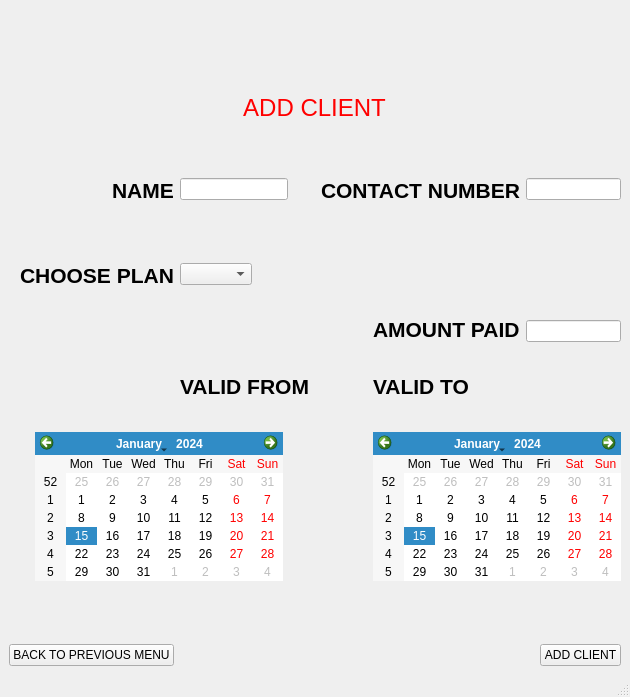
The window that ui/add-client.ui (yashu2001/gym-manager) describes before a commit, drawn with Qt 5.
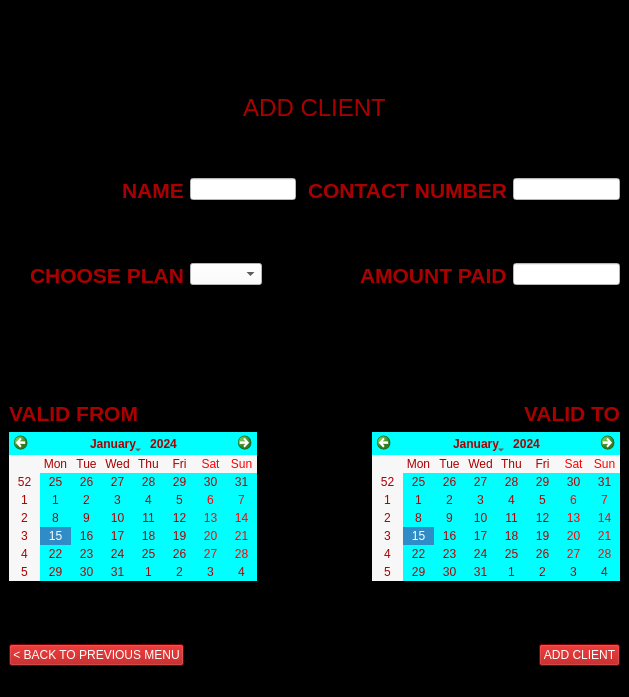
The same window after the commit. Icons and pictures are not drawn.

Patch:
```diff
--- a/ui/add-client.ui
+++ b/ui/add-client.ui
@@ -13,24 +13,96 @@
   <property name="windowTitle">
    <string>MainWindow</string>
   </property>
+  <property name="styleSheet">
+   <string notr="true">background-color: rgb(0, 0, 0);</string>
+  </property>
   <widget class="QWidget" name="centralwidget">
    <layout class="QGridLayout" name="gridLayout">
-    <item row="2" column="3" colspan="3" alignment="Qt::AlignRight|Qt::AlignTop">
-     <widget class="QLabel" name="label_4">
-      <property name="text">
-       <string>&lt;html&gt;&lt;head/&gt;&lt;body&gt;&lt;p&gt;&lt;span style=&quot; font-size:16pt; font-weight:600;&quot;&gt;CONTACT NUMBER&lt;/span&gt;&lt;/p&gt;&lt;/body&gt;&lt;/html&gt;</string>
-      </property>
-     </widget>
-    </item>
     <item row="2" column="0" alignment="Qt::AlignRight|Qt::AlignTop">
      <widget class="QLabel" name="label_3">
+      <property name="styleSheet">
+       <string notr="true">color: rgb(170, 0, 0);</string>
+      </property>
       <property name="text">
        <string>&lt;html&gt;&lt;head/&gt;&lt;body&gt;&lt;p&gt;&lt;span style=&quot; font-size:16pt; font-weight:600;&quot;&gt;NAME&lt;/span&gt;&lt;/p&gt;&lt;/body&gt;&lt;/html&gt;</string>
       </property>
      </widget>
     </item>
-    <item row="7" column="0" colspan="2" alignment="Qt::AlignHCenter|Qt::AlignVCenter">
-     <widget class="QCalendarWidget" name="calendarWidget"/>
+    <item row="7" column="0" colspan="2" alignment="Qt::AlignLeft|Qt::AlignTop">
+     <widget class="QCalendarWidget" name="calendarWidget">
+      <property name="styleSheet">
+       <string notr="true">background-color: rgb(0, 255, 255);
+color: rgb(170, 0, 0);
+border-color: rgb(0, 0, 255);</string>
+      </property>
+     </widget>
+    </item>
+    <item row="1" column="0" colspan="7" alignment="Qt::AlignHCenter|Qt::AlignTop">
+     <widget class="QLabel" name="label_2">
+      <property name="styleSheet">
+       <string notr="true">color: rgb(170, 0, 0);</string>
+      </property>
+      <property name="text">
+       <string>&lt;html&gt;&lt;head/&gt;&lt;body&gt;&lt;p align=&quot;center&quot;&gt;&lt;span style=&quot; font-size:18pt;&quot;&gt;ADD CLIENT&lt;/span&gt;&lt;/p&gt;&lt;p align=&quot;center&quot;&gt;&lt;br/&gt;&lt;/p&gt;&lt;/body&gt;&lt;/html&gt;</string>
+      </property>
+     </widget>
+    </item>
+    <item row="3" column="6" alignment="Qt::AlignLeft|Qt::AlignTop">
+     <widget class="QLineEdit" name="lineEdit_3">
+      <property name="styleSheet">
+       <string notr="true">background-color: rgb(255, 255, 255);</string>
+      </property>
+     </widget>
+    </item>
+    <item row="3" column="4" colspan="2" alignment="Qt::AlignRight|Qt::AlignTop">
+     <widget class="QLabel" name="label_8">
+      <property name="styleSheet">
+       <string notr="true">color: rgb(170, 0, 0);</string>
+      </property>
+      <property name="text">
+       <string>&lt;html&gt;&lt;head/&gt;&lt;body&gt;&lt;p&gt;&lt;span style=&quot; font-size:16pt; font-weight:600;&quot;&gt;AMOUNT PAID&lt;/span&gt;&lt;/p&gt;&lt;/body&gt;&lt;/html&gt;</string>
+      </property>
+     </widget>
+    </item>
+    <item row="2" column="1" alignment="Qt::AlignLeft|Qt::AlignTop">
+     <widget class="QLineEdit" name="lineEdit">
+      <property name="maximumSize">
+       <size>
+        <width>250</width>
+        <height>16777215</height>
+       </size>
+      </property>
+      <property name="styleSheet">
+       <string notr="true">background-color: rgb(255, 255, 255);</string>
+      </property>
+     </widget>
+    </item>
+    <item row="2" column="3" colspan="3" alignment="Qt::AlignRight|Qt::AlignTop">
+     <widget class="QLabel" name="label_4">
+      <property name="styleSheet">
+       <string notr="true">color: rgb(170, 0, 0);</string>
+      </property>
+      <property name="text">
+       <string>&lt;html&gt;&lt;head/&gt;&lt;body&gt;&lt;p&gt;&lt;span style=&quot; font-size:16pt; font-weight:600;&quot;&gt;CONTACT NUMBER&lt;/span&gt;&lt;/p&gt;&lt;/body&gt;&lt;/html&gt;</string>
+      </property>
+     </widget>
+    </item>
+    <item row="3" column="1" alignment="Qt::AlignLeft|Qt::AlignTop">
+     <widget class="QComboBox" name="comboBox">
+      <property name="styleSheet">
+       <string notr="true">background-color: rgb(255, 255, 255);</string>
+      </property>
+     </widget>
+    </item>
+    <item row="6" column="6" alignment="Qt::AlignRight|Qt::AlignBottom">
+     <widget class="QLabel" name="label_7">
+      <property name="styleSheet">
+       <string notr="true">color: rgb(170, 0, 0);</string>
+      </property>
+      <property name="text">
+       <string>&lt;html&gt;&lt;head/&gt;&lt;body&gt;&lt;p&gt;&lt;span style=&quot; font-size:16pt; font-weight:600;&quot;&gt;VALID TO&lt;/span&gt;&lt;/p&gt;&lt;/body&gt;&lt;/html&gt;</string>
+      </property>
+     </widget>
     </item>
     <item row="0" column="0" colspan="7" alignment="Qt::AlignHCenter|Qt::AlignTop">
      <widget class="QLabel" name="label">
@@ -45,23 +117,15 @@
       </property>
      </widget>
     </item>
-    <item row="6" column="1" alignment="Qt::AlignLeft">
-     <widget class="QLabel" name="label_6">
-      <property name="text">
-       <string>&lt;html&gt;&lt;head/&gt;&lt;body&gt;&lt;p&gt;&lt;span style=&quot; font-size:16pt; font-weight:600;&quot;&gt;VALID FROM&lt;/span&gt;&lt;/p&gt;&lt;/body&gt;&lt;/html&gt;</string>
+    <item row="7" column="4" colspan="3" alignment="Qt::AlignRight|Qt::AlignTop">
+     <widget class="QCalendarWidget" name="calendarWidget_2">
+      <property name="styleSheet">
+       <string notr="true">background-color: rgb(0, 255, 255);
+color: rgb(170, 0, 0);
+border-color: rgb(0, 0, 255);</string>
       </property>
      </widget>
     </item>
-    <item row="3" column="0" alignment="Qt::AlignRight|Qt::AlignTop">
-     <widget class="QLabel" name="label_5">
-      <property name="text">
-       <string>&lt;html&gt;&lt;head/&gt;&lt;body&gt;&lt;p&gt;&lt;span style=&quot; font-size:16pt; font-weight:600;&quot;&gt;CHOOSE PLAN&lt;/span&gt;&lt;/p&gt;&lt;/body&gt;&lt;/html&gt;</string>
-      </property>
-     </widget>
-    </item>
-    <item row="7" column="4" colspan="3" alignment="Qt::AlignHCenter|Qt::AlignVCenter">
-     <widget class="QCalendarWidget" name="calendarWidget_2"/>
-    </item>
     <item row="2" column="6" alignment="Qt::AlignLeft|Qt::AlignTop">
      <widget class="QLineEdit" name="lineEdit_2">
       <property name="maximumSize">
@@ -70,59 +134,52 @@
         <height>16777215</height>
        </size>
       </property>
-     </widget>
-    </item>
-    <item row="1" column="0" colspan="7" alignment="Qt::AlignHCenter|Qt::AlignTop">
-     <widget class="QLabel" name="label_2">
       <property name="styleSheet">
-       <string notr="true">color: rgb(255, 0, 0);</string>
-      </property>
-      <property name="text">
-       <string>&lt;html&gt;&lt;head/&gt;&lt;body&gt;&lt;p align=&quot;center&quot;&gt;&lt;span style=&quot; font-size:18pt;&quot;&gt;ADD CLIENT&lt;/span&gt;&lt;/p&gt;&lt;p align=&quot;center&quot;&gt;&lt;br/&gt;&lt;/p&gt;&lt;/body&gt;&lt;/html&gt;</string>
-      </property>
-     </widget>
-    </item>
-    <item row="3" column="6" alignment="Qt::AlignLeft|Qt::AlignBottom">
-     <widget class="QLineEdit" name="lineEdit_3"/>
-    </item>
-    <item row="3" column="4" colspan="2" alignment="Qt::AlignRight|Qt::AlignBottom">
-     <widget class="QLabel" name="label_8">
-      <property name="text">
-       <string>&lt;html&gt;&lt;head/&gt;&lt;body&gt;&lt;p&gt;&lt;span style=&quot; font-size:16pt; font-weight:600;&quot;&gt;AMOUNT PAID&lt;/span&gt;&lt;/p&gt;&lt;/body&gt;&lt;/html&gt;</string>
-      </property>
-     </widget>
-    </item>
-    <item row="2" column="1" alignment="Qt::AlignLeft|Qt::AlignTop">
-     <widget class="QLineEdit" name="lineEdit">
-      <property name="maximumSize">
-       <size>
-        <width>250</width>
-        <height>16777215</height>
-       </size>
+       <string notr="true">background-color: rgb(255, 255, 255);</string>
       </property>
      </widget>
     </item>
     <item row="8" column="6" alignment="Qt::AlignRight|Qt::AlignBottom">
      <widget class="QPushButton" name="pushButton">
+      <property name="styleSheet">
+       <string notr="true">color:rgb(255, 255, 255);
+background-color: rgb(170, 0, 0);
+font: 75 10pt &quot;MS Shell Dlg 2&quot;;</string>
+      </property>
       <property name="text">
        <string>ADD CLIENT</string>
       </property>
      </widget>
     </item>
-    <item row="3" column="1" alignment="Qt::AlignLeft|Qt::AlignTop">
-     <widget class="QComboBox" name="comboBox"/>
-    </item>
     <item row="8" column="0" alignment="Qt::AlignLeft|Qt::AlignBottom">
      <widget class="QPushButton" name="pushButton_2">
+      <property name="styleSheet">
+       <string notr="true">color:rgb(255, 255, 255);
+background-color: rgb(170, 0, 0);
+font: 75 10pt &quot;MS Shell Dlg 2&quot;;</string>
+      </property>
       <property name="text">
-       <string>BACK TO PREVIOUS MENU</string>
+       <string>&lt; BACK TO PREVIOUS MENU</string>
       </property>
      </widget>
     </item>
-    <item row="6" column="4" alignment="Qt::AlignRight">
-     <widget class="QLabel" name="label_7">
+    <item row="6" column="0" alignment="Qt::AlignLeft|Qt::AlignBottom">
+     <widget class="QLabel" name="label_6">
+      <property name="styleSheet">
+       <string notr="true">color: rgb(170, 0, 0);</string>
+      </property>
       <property name="text">
-       <string>&lt;html&gt;&lt;head/&gt;&lt;body&gt;&lt;p&gt;&lt;span style=&quot; font-size:16pt; font-weight:600;&quot;&gt;VALID TO&lt;/span&gt;&lt;/p&gt;&lt;/body&gt;&lt;/html&gt;</string>
+       <string>&lt;html&gt;&lt;head/&gt;&lt;body&gt;&lt;p&gt;&lt;span style=&quot; font-size:16pt; font-weight:600;&quot;&gt;VALID FROM&lt;/span&gt;&lt;/p&gt;&lt;/body&gt;&lt;/html&gt;</string>
+      </property>
+     </widget>
+    </item>
+    <item row="3" column="0" alignment="Qt::AlignRight|Qt::AlignTop">
+     <widget class="QLabel" name="label_5">
+      <property name="styleSheet">
+       <string notr="true">color: rgb(170, 0, 0);</string>
+      </property>
+      <property name="text">
+       <string>&lt;html&gt;&lt;head/&gt;&lt;body&gt;&lt;p&gt;&lt;span style=&quot; font-size:16pt; font-weight:600;&quot;&gt;CHOOSE PLAN&lt;/span&gt;&lt;/p&gt;&lt;/body&gt;&lt;/html&gt;</string>
       </property>
      </widget>
     </item>
```
